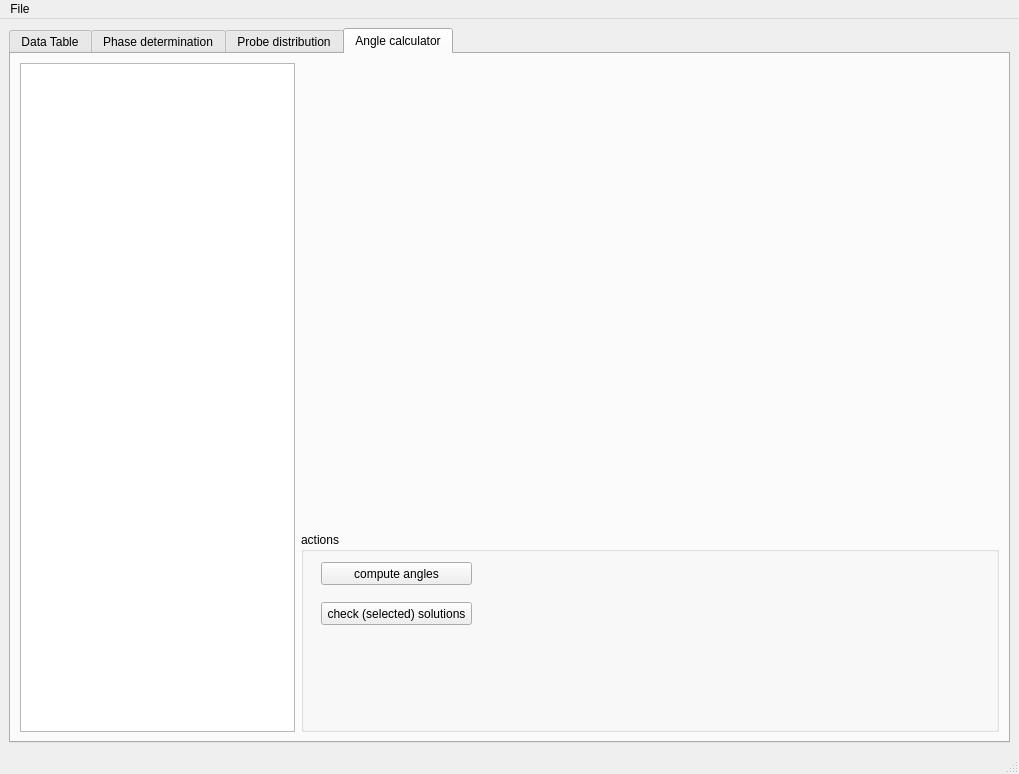
Above: src/main/python/easyAMPS_maingui.ui from bd-delnatan/easyAMPS before the change. Below: the same form after it.
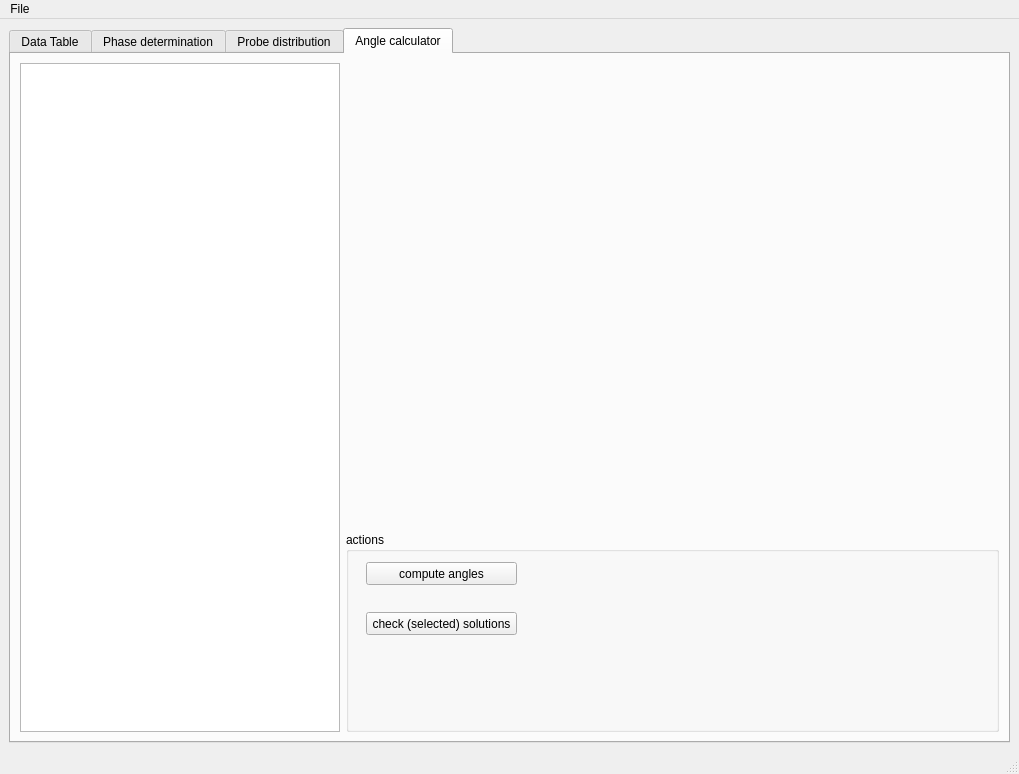
That is the form after the change. The open tabs and pages were chosen to show the change. Custom widgets are drawn as their Qt base class.

Commit message: resized angle calculator table, resized buttons

The edit to the form file:
```diff
--- a/src/main/python/easyAMPS_maingui.ui
+++ b/src/main/python/easyAMPS_maingui.ui
@@ -113,7 +113,7 @@
           </property>
           <property name="minimumSize">
            <size>
-            <width>275</width>
+            <width>320</width>
             <height>100</height>
            </size>
           </property>
@@ -163,6 +163,12 @@
                <height>23</height>
               </rect>
              </property>
+             <property name="sizePolicy">
+              <sizepolicy hsizetype="Preferred" vsizetype="Preferred">
+               <horstretch>0</horstretch>
+               <verstretch>0</verstretch>
+              </sizepolicy>
+             </property>
              <property name="text">
               <string>compute angles</string>
              </property>
@@ -171,11 +177,17 @@
              <property name="geometry">
               <rect>
                <x>20</x>
-               <y>70</y>
+               <y>80</y>
                <width>151</width>
                <height>23</height>
               </rect>
              </property>
+             <property name="sizePolicy">
+              <sizepolicy hsizetype="Preferred" vsizetype="Preferred">
+               <horstretch>0</horstretch>
+               <verstretch>0</verstretch>
+              </sizepolicy>
+             </property>
              <property name="text">
               <string>check (selected) solutions</string>
              </property>
```
